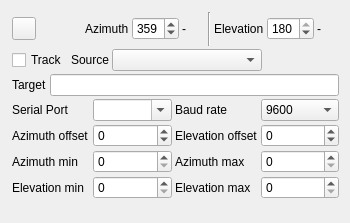
f4exb/sdrangel, file plugins/feature/gs232controller/gs232controllergui.ui: the form before one commit.
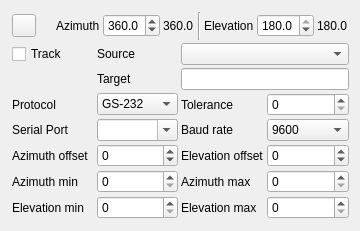
The form after the commit. Icons and pictures are not drawn. Custom widgets are drawn as their Qt base class.

Commit message: Add SPID rot2prog protocol support. Add tolerance setting.

Diff of the .ui file:
```diff
--- a/plugins/feature/gs232controller/gs232controllergui.ui
+++ b/plugins/feature/gs232controller/gs232controllergui.ui
@@ -6,8 +6,8 @@
    <rect>
     <x>0</x>
     <y>0</y>
-    <width>350</width>
-    <height>223</height>
+    <width>360</width>
+    <height>231</height>
    </rect>
   </property>
   <property name="sizePolicy">
@@ -18,13 +18,13 @@
   </property>
   <property name="minimumSize">
    <size>
-    <width>320</width>
+    <width>360</width>
     <height>100</height>
    </size>
   </property>
   <property name="maximumSize">
    <size>
-    <width>350</width>
+    <width>360</width>
     <height>16777215</height>
    </size>
   </property>
@@ -42,8 +42,8 @@
     <rect>
      <x>10</x>
      <y>10</y>
-     <width>331</width>
-     <height>191</height>
+     <width>341</width>
+     <height>211</height>
     </rect>
    </property>
    <property name="windowTitle">
@@ -103,18 +103,18 @@
        </widget>
       </item>
       <item>
-       <widget class="QSpinBox" name="azimuth">
+       <widget class="QDoubleSpinBox" name="azimuth">
         <property name="toolTip">
          <string>Target azimuth in degrees</string>
         </property>
-        <property name="minimum">
-         <number>0</number>
+        <property name="decimals">
+         <number>1</number>
         </property>
         <property name="maximum">
-         <number>450</number>
+         <double>450.000000000000000</double>
         </property>
         <property name="value">
-         <number>359</number>
+         <double>360.000000000000000</double>
         </property>
        </widget>
       </item>
@@ -122,7 +122,7 @@
        <widget class="QLabel" name="azimuthCurrentText">
         <property name="minimumSize">
          <size>
-          <width>23</width>
+          <width>32</width>
           <height>0</height>
          </size>
         </property>
@@ -130,7 +130,7 @@
          <string>Current azimuth in degrees</string>
         </property>
         <property name="text">
-         <string>-</string>
+         <string>360.0</string>
         </property>
        </widget>
       </item>
@@ -149,15 +149,18 @@
        </widget>
       </item>
       <item>
-       <widget class="QSpinBox" name="elevation">
+       <widget class="QDoubleSpinBox" name="elevation">
         <property name="toolTip">
          <string>Target elevation in degrees</string>
         </property>
+        <property name="decimals">
+         <number>1</number>
+        </property>
         <property name="maximum">
-         <number>180</number>
+         <double>180.000000000000000</double>
         </property>
         <property name="value">
-         <number>180</number>
+         <double>180.000000000000000</double>
         </property>
        </widget>
       </item>
@@ -165,7 +168,7 @@
        <widget class="QLabel" name="elevationCurrentText">
         <property name="minimumSize">
          <size>
-          <width>22</width>
+          <width>32</width>
           <height>0</height>
          </size>
         </property>
@@ -173,75 +176,7 @@
          <string>Current elevation in degrees</string>
         </property>
         <property name="text">
-         <string>-</string>
-        </property>
-       </widget>
-      </item>
-     </layout>
-    </item>
-    <item>
-     <layout class="QHBoxLayout" name="localDeviceLayout">
-      <item>
-       <widget class="QCheckBox" name="track">
-        <property name="toolTip">
-         <string>Check to enable automatic tracking of azimuth and elevation from the specified channel</string>
-        </property>
-        <property name="text">
-         <string>Track</string>
-        </property>
-       </widget>
-      </item>
-      <item>
-       <widget class="QLabel" name="targetsLabel">
-        <property name="text">
-         <string>Source</string>
-        </property>
-       </widget>
-      </item>
-      <item>
-       <widget class="QComboBox" name="targets">
-        <property name="minimumSize">
-         <size>
-          <width>150</width>
-          <height>0</height>
-         </size>
-        </property>
-        <property name="toolTip">
-         <string>Target to track</string>
-        </property>
-       </widget>
-      </item>
-      <item>
-       <spacer name="horizontalSpacer">
-        <property name="orientation">
-         <enum>Qt::Horizontal</enum>
-        </property>
-        <property name="sizeHint" stdset="0">
-         <size>
-          <width>40</width>
-          <height>20</height>
-         </size>
-        </property>
-       </spacer>
-      </item>
-     </layout>
-    </item>
-    <item>
-     <layout class="QHBoxLayout" name="channelLayout">
-      <item>
-       <widget class="QLabel" name="targetNameLabel">
-        <property name="text">
-         <string>Target</string>
-        </property>
-       </widget>
-      </item>
-      <item>
-       <widget class="QLineEdit" name="targetName">
-        <property name="toolTip">
-         <string>Name of the target being tracked as indicated by the source channel / feature</string>
-        </property>
-        <property name="readOnly">
-         <bool>true</bool>
+         <string>180.0</string>
         </property>
        </widget>
       </item>
@@ -249,49 +184,60 @@
     </item>
     <item>
      <layout class="QGridLayout" name="gridLayout">
-      <item row="0" column="2">
-       <widget class="QLabel" name="baudRateLabel">
+      <item row="2" column="2">
+       <widget class="QLabel" name="toleranceLabel">
         <property name="text">
-         <string>Baud rate</string>
+         <string>Tolerance</string>
+        </property>
+       </widget>
+      </item>
+      <item row="4" column="0">
+       <widget class="QLabel" name="azimuthOffsetLabel">
+        <property name="text">
+         <string>Azimuth offset</string>
+        </property>
+       </widget>
+      </item>
+      <item row="4" column="1">
+       <widget class="QSpinBox" name="azimuthOffset">
+        <property name="toolTip">
+         <string>Specify an offset angel in degrees that will be added to the target azimuth to correct for misalignment</string>
+        </property>
+        <property name="minimum">
+         <number>-360</number>
+        </property>
+        <property name="maximum">
+         <number>360</number>
+        </property>
+       </widget>
+      </item>
+      <item row="4" column="3">
+       <widget class="QSpinBox" name="elevationOffset">
+        <property name="toolTip">
+         <string>Specify an offset angle in degrees that will be added to the target elevation to correct for misalignment</string>
+        </property>
+        <property name="minimum">
+         <number>-180</number>
+        </property>
+        <property name="maximum">
+         <number>180</number>
+        </property>
+        <property name="singleStep">
+         <number>1</number>
         </property>
        </widget>
       </item>
       <item row="3" column="1">
-       <widget class="QSpinBox" name="elevationMin">
-        <property name="maximum">
-         <number>180</number>
+       <widget class="QComboBox" name="serialPort">
+        <property name="toolTip">
+         <string>Name of serial port to use to connect to the GS-232 controller</string>
         </property>
-       </widget>
-      </item>
-      <item row="3" column="0">
-       <widget class="QLabel" name="elevationMinLabel">
-        <property name="text">
-         <string>Elevation min</string>
-        </property>
-       </widget>
-      </item>
-      <item row="2" column="0">
-       <widget class="QLabel" name="azimuthMinLabel">
-        <property name="text">
-         <string>Azimuth min</string>
-        </property>
-       </widget>
-      </item>
-      <item row="3" column="2">
-       <widget class="QLabel" name="elevationMaxLabel">
-        <property name="text">
-         <string>Elevation max</string>
+        <property name="editable">
+         <bool>true</bool>
         </property>
        </widget>
       </item>
       <item row="3" column="3">
-       <widget class="QSpinBox" name="elevationMax">
-        <property name="maximum">
-         <number>180</number>
-        </property>
-       </widget>
-      </item>
-      <item row="0" column="3">
        <widget class="QComboBox" name="baudRate">
         <property name="toolTip">
          <string>Serial port baud rate for the GS-232 controller</string>
@@ -351,84 +297,158 @@
         </item>
        </widget>
       </item>
-      <item row="2" column="3">
-       <widget class="QSpinBox" name="azimuthMax">
-        <property name="maximum">
-         <number>450</number>
-        </property>
-       </widget>
-      </item>
-      <item row="2" column="1">
-       <widget class="QSpinBox" name="azimuthMin">
-        <property name="maximum">
-         <number>450</number>
-        </property>
-       </widget>
-      </item>
-      <item row="0" column="1">
-       <widget class="QComboBox" name="serialPort">
-        <property name="toolTip">
-         <string>Name of serial port to use to connect to the GS-232 controller</string>
-        </property>
-        <property name="editable">
-         <bool>true</bool>
-        </property>
-       </widget>
-      </item>
-      <item row="0" column="0">
+      <item row="3" column="0">
        <widget class="QLabel" name="serialLabel">
         <property name="text">
          <string>Serial Port</string>
         </property>
        </widget>
       </item>
-      <item row="2" column="2">
+      <item row="4" column="2">
+       <widget class="QLabel" name="elevationOffsetLabel">
+        <property name="text">
+         <string>Elevation offset</string>
+        </property>
+       </widget>
+      </item>
+      <item row="6" column="2">
+       <widget class="QLabel" name="elevationMaxLabel">
+        <property name="text">
+         <string>Elevation max</string>
+        </property>
+       </widget>
+      </item>
+      <item row="6" column="1">
+       <widget class="QSpinBox" name="elevationMin">
+        <property name="maximum">
+         <number>180</number>
+        </property>
+       </widget>
+      </item>
+      <item row="2" column="1">
+       <widget class="QComboBox" name="protocol">
+        <property name="toolTip">
+         <string>Command protocol</string>
+        </property>
+        <item>
+         <property name="text">
+          <string>GS-232</string>
+         </property>
+        </item>
+        <item>
+         <property name="text">
+          <string>SPID</string>
+         </property>
+        </item>
+       </widget>
+      </item>
+      <item row="5" column="0">
+       <widget class="QLabel" name="azimuthMinLabel">
+        <property name="text">
+         <string>Azimuth min</string>
+        </property>
+       </widget>
+      </item>
+      <item row="5" column="3">
+       <widget class="QSpinBox" name="azimuthMax">
+        <property name="maximum">
+         <number>450</number>
+        </property>
+       </widget>
+      </item>
+      <item row="2" column="3">
+       <widget class="QSpinBox" name="tolerance">
+        <property name="toolTip">
+         <string>Tolerance in degrees</string>
+        </property>
+       </widget>
+      </item>
+      <item row="2" column="0">
+       <widget class="QLabel" name="protocolLabel">
+        <property name="text">
+         <string>Protocol</string>
+        </property>
+       </widget>
+      </item>
+      <item row="6" column="3">
+       <widget class="QSpinBox" name="elevationMax">
+        <property name="maximum">
+         <number>180</number>
+        </property>
+       </widget>
+      </item>
+      <item row="6" column="0">
+       <widget class="QLabel" name="elevationMinLabel">
+        <property name="text">
+         <string>Elevation min</string>
+        </property>
+       </widget>
+      </item>
+      <item row="3" column="2">
+       <widget class="QLabel" name="baudRateLabel">
+        <property name="text">
+         <string>Baud rate</string>
+        </property>
+       </widget>
+      </item>
+      <item row="5" column="1">
+       <widget class="QSpinBox" name="azimuthMin">
+        <property name="maximum">
+         <number>450</number>
+        </property>
+       </widget>
+      </item>
+      <item row="5" column="2">
        <widget class="QLabel" name="azimuthMaxLabel">
         <property name="text">
          <string>Azimuth max</string>
         </property>
        </widget>
       </item>
-      <item row="1" column="0">
-       <widget class="QLabel" name="azimuthOffsetLabel">
+      <item row="0" column="0">
+       <widget class="QCheckBox" name="track">
+        <property name="toolTip">
+         <string>Check to enable automatic tracking of azimuth and elevation from the specified channel</string>
+        </property>
         <property name="text">
-         <string>Azimuth offset</string>
+         <string>Track</string>
+        </property>
+       </widget>
+      </item>
+      <item row="1" column="2" colspan="2">
+       <widget class="QLineEdit" name="targetName">
+        <property name="toolTip">
+         <string>Name of the target being tracked as indicated by the source channel / feature</string>
+        </property>
+        <property name="readOnly">
+         <bool>true</bool>
         </property>
        </widget>
       </item>
       <item row="1" column="1">
-       <widget class="QSpinBox" name="azimuthOffset">
-        <property name="toolTip">
-         <string>Specify an offset angel in degrees that will be added to the target azimuth to correct for misalignment</string>
+       <widget class="QLabel" name="targetNameLabel">
+        <property name="text">
+         <string>Target</string>
         </property>
-        <property name="minimum">
-         <number>-360</number>
-        </property>
-        <property name="maximum">
-         <number>360</number>
-        </property>
        </widget>
       </item>
-      <item row="1" column="2">
-       <widget class="QLabel" name="elevationOffsetLabel">
+      <item row="0" column="1">
+       <widget class="QLabel" name="targetsLabel">
         <property name="text">
-         <string>Elevation offset</string>
+         <string>Source</string>
         </property>
        </widget>
       </item>
-      <item row="1" column="3">
-       <widget class="QSpinBox" name="elevationOffset">
-        <property name="toolTip">
-         <string>Specify an offset angle in degrees that will be added to the target elevation to correct for misalignment</string>
+      <item row="0" column="2" colspan="2">
+       <widget class="QComboBox" name="targets">
+        <property name="minimumSize">
+         <size>
+          <width>150</width>
+          <height>0</height>
+         </size>
         </property>
-        <property name="minimum">
-         <number>-180</number>
-        </property>
-        <property name="maximum">
-         <number>180</number>
-        </property>
-        <property name="singleStep">
-         <number>1</number>
+        <property name="toolTip">
+         <string>Target to track</string>
         </property>
        </widget>
       </item>
```
Left out of the diff: 5 changed lines with no effect on the pictures. The commit also changes 12 other files.
